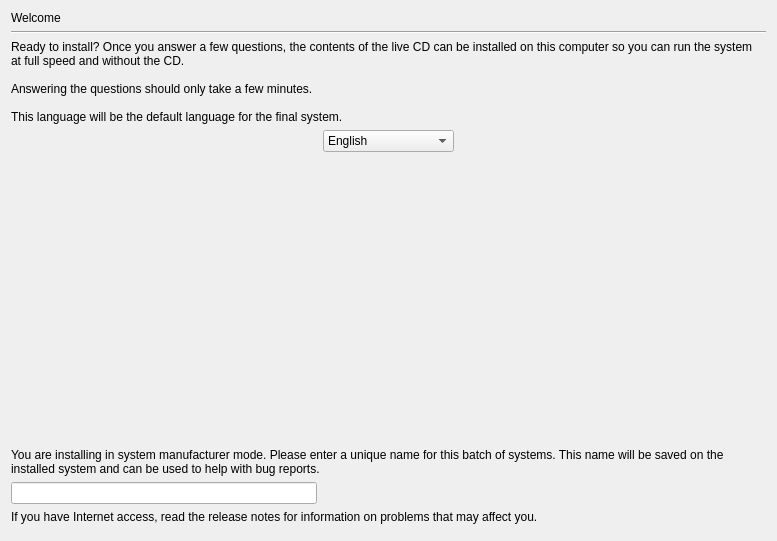
Before: the Qt Designer form gui/qt/stepLanguage.ui in Jolicloud/ubiquity, drawn with Qt 5.
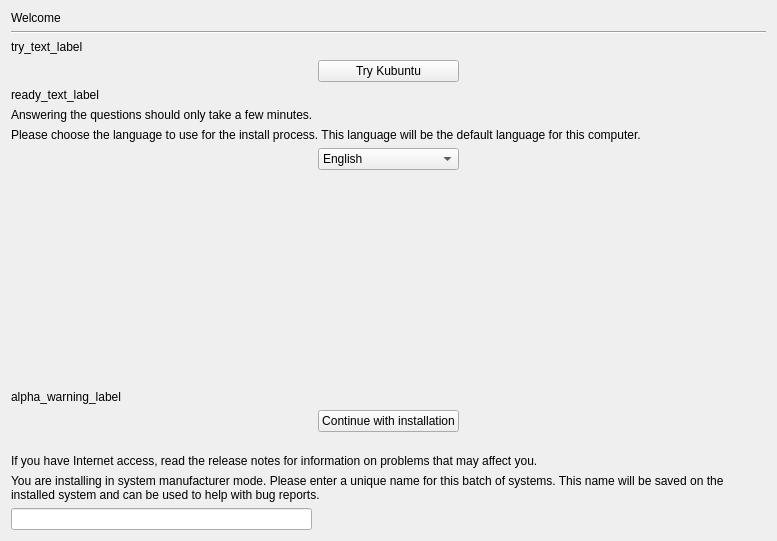
After: the same form once the commit is applied.

```diff
--- a/gui/qt/stepLanguage.ui
+++ b/gui/qt/stepLanguage.ui
@@ -28,8 +28,8 @@
      </property>
     </widget>
    </item>
-   <item row="2" column="0" colspan="3">
-    <widget class="QLabel" name="welcome_text_label">
+   <item row="4" column="0" colspan="3">
+    <widget class="QLabel" name="ready_text_label">
      <property name="sizePolicy">
       <sizepolicy hsizetype="Preferred" vsizetype="Preferred">
        <horstretch>0</horstretch>
@@ -37,21 +37,14 @@
       </sizepolicy>
      </property>
      <property name="text">
-      <string>Ready to install? Once you answer a few questions, the contents of the live CD can be installed on this computer so you can run the system at full speed and without the CD.
-
-Answering the questions should only take a few minutes.
-
-This language will be the default language for the final system.</string>
-     </property>
-     <property name="alignment">
-      <set>Qt::AlignVCenter</set>
+      <string>ready_text_label</string>
      </property>
      <property name="wordWrap">
       <bool>true</bool>
      </property>
     </widget>
    </item>
-   <item row="3" column="0">
+   <item row="8" column="0">
     <spacer name="horizontalSpacer_4">
      <property name="orientation">
       <enum>Qt::Horizontal</enum>
@@ -64,7 +57,7 @@
      </property>
     </spacer>
    </item>
-   <item row="3" column="1">
+   <item row="8" column="1">
     <widget class="QComboBox" name="language_combobox">
      <property name="editable">
       <bool>false</bool>
@@ -91,7 +84,7 @@
      </item>
     </widget>
    </item>
-   <item row="3" column="2">
+   <item row="8" column="2">
     <spacer name="horizontalSpacer_3">
      <property name="orientation">
       <enum>Qt::Horizontal</enum>
@@ -104,7 +97,7 @@
      </property>
     </spacer>
    </item>
-   <item row="4" column="1">
+   <item row="9" column="1">
     <spacer name="verticalSpacer_11">
      <property name="orientation">
       <enum>Qt::Vertical</enum>
@@ -117,7 +110,7 @@
      </property>
     </spacer>
    </item>
-   <item row="5" column="0" colspan="3">
+   <item row="14" column="0" colspan="3">
     <widget class="QLabel" name="oem_id_label">
      <property name="text">
       <string>You are installing in system manufacturer mode. Please enter a unique name for this batch of systems. This name will be saved on the installed system and can be used to help with bug reports.</string>
@@ -127,10 +120,10 @@
      </property>
     </widget>
    </item>
-   <item row="6" column="0">
+   <item row="15" column="0">
     <widget class="QLineEdit" name="oem_id_entry"/>
    </item>
-   <item row="7" column="0" colspan="3">
+   <item row="13" column="0" colspan="3">
     <widget class="QLabel" name="release_notes_label">
      <property name="text">
       <string>If you have Internet access, read the release notes for information on problems that may affect you.</string>
@@ -140,8 +133,72 @@
      </property>
     </widget>
    </item>
-   <item row="8" column="0">
-    <widget class="QWidget" name="release_notes_frame" native="true"/>
+   <item row="2" column="0" colspan="3">
+    <widget class="QLabel" name="try_text_label">
+     <property name="text">
+      <string>try_text_label</string>
+     </property>
+     <property name="wordWrap">
+      <bool>true</bool>
+     </property>
+    </widget>
+   </item>
+   <item row="3" column="1">
+    <widget class="QPushButton" name="try_ubuntu">
+     <property name="text">
+      <string>Try Kubuntu</string>
+     </property>
+    </widget>
+   </item>
+   <item row="5" column="0" colspan="3">
+    <widget class="QLabel" name="duration_text_label">
+     <property name="text">
+      <string>Answering the questions should only take a few minutes.</string>
+     </property>
+     <property name="wordWrap">
+      <bool>true</bool>
+     </property>
+    </widget>
+   </item>
+   <item row="7" column="0" colspan="3">
+    <widget class="QLabel" name="select_language_label">
+     <property name="text">
+      <string>Please choose the language to use for the install process. This language will be the default language for this computer.</string>
+     </property>
+     <property name="wordWrap">
+      <bool>true</bool>
+     </property>
+    </widget>
+   </item>
+   <item row="12" column="0" colspan="3">
+    <spacer name="verticalSpacer">
+     <property name="orientation">
+      <enum>Qt::Vertical</enum>
+     </property>
+     <property name="sizeHint" stdset="0">
+      <size>
+       <width>20</width>
+       <height>40</height>
+      </size>
+     </property>
+    </spacer>
+   </item>
+   <item row="10" column="0" colspan="3">
+    <widget class="QLabel" name="alpha_warning_label">
+     <property name="text">
+      <string>alpha_warning_label</string>
+     </property>
+     <property name="wordWrap">
+      <bool>true</bool>
+     </property>
+    </widget>
+   </item>
+   <item row="11" column="1">
+    <widget class="QPushButton" name="begin_install_button">
+     <property name="text">
+      <string>Continue with installation</string>
+     </property>
+    </widget>
    </item>
   </layout>
  </widget>
```
Left out of the diff: 4 changed lines with no effect on the pictures.
